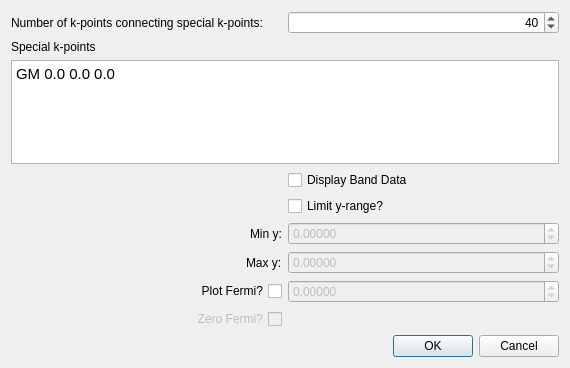
The window that libavogadro/src/extensions/yaehmop/yaehmopbanddialog.ui (SSeBastian3/avogadro) describes before a commit, drawn with Qt 5.
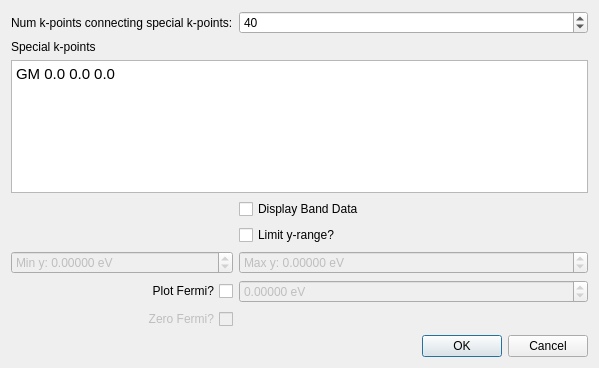
The same window after the commit.

Diff of the .ui file:
```diff
--- a/libavogadro/src/extensions/yaehmop/yaehmopbanddialog.ui
+++ b/libavogadro/src/extensions/yaehmop/yaehmopbanddialog.ui
@@ -6,7 +6,7 @@
    <rect>
     <x>0</x>
     <y>0</y>
-    <width>570</width>
+    <width>599</width>
     <height>368</height>
    </rect>
   </property>
@@ -14,29 +14,129 @@
    <string>Yaehmop Band</string>
   </property>
   <layout class="QGridLayout" name="gridLayout">
+   <item row="12" column="1" colspan="3">
+    <widget class="QDialogButtonBox" name="buttonBox">
+     <property name="orientation">
+      <enum>Qt::Horizontal</enum>
+     </property>
+     <property name="standardButtons">
+      <set>QDialogButtonBox::Cancel|QDialogButtonBox::Ok</set>
+     </property>
+    </widget>
+   </item>
+   <item row="9" column="1">
+    <widget class="QCheckBox" name="cb_plotFermi">
+     <property name="toolTip">
+      <string>&lt;html&gt;&lt;head/&gt;&lt;body&gt;&lt;p&gt;The Fermi level should be known before checking this box. You can discover the Fermi level by performing a density of states calculation and displaying the data (it will be at the top of the data). In addition, if a density of states calculation is performed, the Fermi level here will automatically be set to what was detected during the density of states calculation.&lt;/p&gt;&lt;p&gt;If this box is checked, be sure the correct Fermi level is set in the spinbox on the right.&lt;/p&gt;&lt;p&gt;Default: off&lt;/p&gt;&lt;/body&gt;&lt;/html&gt;</string>
+     </property>
+     <property name="layoutDirection">
+      <enum>Qt::RightToLeft</enum>
+     </property>
+     <property name="text">
+      <string>Plot Fermi?</string>
+     </property>
+    </widget>
+   </item>
+   <item row="7" column="1">
+    <widget class="QDoubleSpinBox" name="spin_minY">
+     <property name="enabled">
+      <bool>false</bool>
+     </property>
+     <property name="prefix">
+      <string>Min y: </string>
+     </property>
+     <property name="suffix">
+      <string> eV</string>
+     </property>
+     <property name="decimals">
+      <number>5</number>
+     </property>
+     <property name="minimum">
+      <double>-10000.000000000000000</double>
+     </property>
+     <property name="maximum">
+      <double>10000.000000000000000</double>
+     </property>
+    </widget>
+   </item>
+   <item row="10" column="1">
+    <widget class="QCheckBox" name="cb_zeroFermi">
+     <property name="enabled">
+      <bool>false</bool>
+     </property>
+     <property name="toolTip">
+      <string>&lt;html&gt;&lt;head/&gt;&lt;body&gt;&lt;p&gt;Adjust the energies so that the zero is the Fermi? Only available if we are plotting the Fermi level.&lt;/p&gt;&lt;p&gt;&lt;br/&gt;&lt;/p&gt;&lt;p&gt;Default: off&lt;/p&gt;&lt;/body&gt;&lt;/html&gt;</string>
+     </property>
+     <property name="layoutDirection">
+      <enum>Qt::RightToLeft</enum>
+     </property>
+     <property name="text">
+      <string>Zero Fermi?</string>
+     </property>
+    </widget>
+   </item>
    <item row="0" column="1">
-    <widget class="QSpinBox" name="spin_numKPoints">
+    <widget class="QLabel" name="label">
+     <property name="text">
+      <string>Num k-points connecting special k-points:</string>
+     </property>
+    </widget>
+   </item>
+   <item row="1" column="1">
+    <widget class="QLabel" name="label_2">
+     <property name="text">
+      <string>Special k-points</string>
+     </property>
+    </widget>
+   </item>
+   <item row="7" column="2" colspan="2">
+    <widget class="QDoubleSpinBox" name="spin_maxY">
+     <property name="enabled">
+      <bool>false</bool>
+     </property>
+     <property name="prefix">
+      <string>Max y: </string>
+     </property>
+     <property name="suffix">
+      <string> eV</string>
+     </property>
+     <property name="decimals">
+      <number>5</number>
+     </property>
+     <property name="minimum">
+      <double>-1000.000000000000000</double>
+     </property>
+     <property name="maximum">
+      <double>1000.000000000000000</double>
+     </property>
+    </widget>
+   </item>
+   <item row="9" column="2" colspan="2">
+    <widget class="QDoubleSpinBox" name="spin_fermi">
+     <property name="enabled">
+      <bool>false</bool>
+     </property>
      <property name="toolTip">
-      <string>&lt;html&gt;&lt;head/&gt;&lt;body&gt;&lt;p&gt;Enter the number of k-points that will be connecting the special k-points. More of these k-points will smooth out the graph, but the calculation may take longer.&lt;/p&gt;&lt;/body&gt;&lt;/html&gt;</string>
-     </property>
-     <property name="alignment">
-      <set>Qt::AlignRight|Qt::AlignTrailing|Qt::AlignVCenter</set>
+      <string>&lt;html&gt;&lt;head/&gt;&lt;body&gt;&lt;p&gt;The Fermi Level&lt;/p&gt;&lt;/body&gt;&lt;/html&gt;</string>
      </property>
      <property name="suffix">
-      <string/>
+      <string> eV</string>
+     </property>
+     <property name="decimals">
+      <number>5</number>
      </property>
      <property name="minimum">
-      <number>0</number>
+      <double>-10000.000000000000000</double>
      </property>
      <property name="maximum">
-      <number>999999</number>
+      <double>10000.000000000000000</double>
      </property>
-     <property name="value">
-      <number>40</number>
+     <property name="singleStep">
+      <double>0.100000000000000</double>
      </property>
     </widget>
    </item>
-   <item row="2" column="0" colspan="2">
+   <item row="2" column="1" colspan="3">
     <widget class="QTextEdit" name="edit_specialKPoints">
      <property name="toolTip">
       <string>&lt;html&gt;&lt;head/&gt;&lt;body&gt;&lt;p&gt;Enter special k-points as such:&lt;/p&gt;&lt;p&gt;L 0.5 0.5 0.5&lt;/p&gt;&lt;p&gt;G 0.0 0.0 0.0&lt;/p&gt;&lt;p&gt;X 0.5 0.0 0.5&lt;/p&gt;&lt;p&gt;That is, &amp;lt;symbol&amp;gt; &amp;lt;x&amp;gt; &amp;lt;y&amp;gt; &amp;lt;z&amp;gt; where x, y, and z are fractional reciprocal space coordinates. Lines will be drawn connecting these k-points on the graph in the order you put them in. Please note that the orientation of your cell may have an effect on the locations of these reciprocal space points.&lt;/p&gt;&lt;p&gt;If the space group of the crystal has been perceived or set, the special k points will be automatically filled up with the primitive cell high symmetry points for that space group. There are a few space groups will different high symmetry points depending on the lattice (such as if a &amp;gt; b or a &amp;lt; b) - that is taken into account automatically.&lt;/p&gt;&lt;/body&gt;&lt;/html&gt;</string>
@@ -50,7 +150,29 @@
      </property>
     </widget>
    </item>
-   <item row="3" column="1">
+   <item row="0" column="2" colspan="2">
+    <widget class="QSpinBox" name="spin_numKPoints">
+     <property name="toolTip">
+      <string>&lt;html&gt;&lt;head/&gt;&lt;body&gt;&lt;p&gt;Enter the number of k-points that will be connecting the special k-points. More of these k-points will smooth out the graph, but the calculation may take longer.&lt;/p&gt;&lt;p&gt;Default: 40&lt;/p&gt;&lt;/body&gt;&lt;/html&gt;</string>
+     </property>
+     <property name="alignment">
+      <set>Qt::AlignLeading|Qt::AlignLeft|Qt::AlignVCenter</set>
+     </property>
+     <property name="suffix">
+      <string/>
+     </property>
+     <property name="minimum">
+      <number>0</number>
+     </property>
+     <property name="maximum">
+      <number>999999</number>
+     </property>
+     <property name="value">
+      <number>40</number>
+     </property>
+    </widget>
+   </item>
+   <item row="4" column="2" colspan="2">
     <widget class="QCheckBox" name="cb_displayBandData">
      <property name="toolTip">
       <string>&lt;html&gt;&lt;head/&gt;&lt;body&gt;&lt;p&gt;If this box is checked, all of the band data will be displayed in an edit box. The user may copy and paste it for use elsewhere. The data is in this format:&lt;/p&gt;&lt;p&gt;&lt;br/&gt;&lt;/p&gt;&lt;p&gt;# Special k points&lt;/p&gt;&lt;p&gt;# &amp;lt;symbol&amp;gt; &amp;lt;x&amp;gt; &amp;lt;y&amp;gt; &amp;lt;z&amp;gt; &amp;lt;k space value (x)&amp;gt;&lt;/p&gt;&lt;p&gt;# L 0.5 0.5 0.5 &lt;/p&gt;&lt;p&gt;# etc.&lt;/p&gt;&lt;p&gt;# &amp;lt;k space distance (x)&amp;gt; &amp;lt;band 1 energies&amp;gt; &amp;lt;band 2 energies&amp;gt; &amp;lt;etc.&amp;gt;&lt;/p&gt;&lt;/body&gt;&lt;/html&gt;</string>
@@ -60,14 +182,7 @@
      </property>
     </widget>
    </item>
-   <item row="0" column="0">
-    <widget class="QLabel" name="label">
-     <property name="text">
-      <string>Number of k-points connecting special k-points:</string>
-     </property>
-    </widget>
-   </item>
-   <item row="4" column="1">
+   <item row="5" column="2" colspan="2">
     <widget class="QCheckBox" name="cb_limitY">
      <property name="toolTip">
       <string>&lt;html&gt;&lt;head/&gt;&lt;body&gt;&lt;p&gt;Limit the y-range in the plot?&lt;/p&gt;&lt;/body&gt;&lt;/html&gt;</string>
@@ -77,117 +192,6 @@
      </property>
     </widget>
    </item>
-   <item row="5" column="1">
-    <widget class="QDoubleSpinBox" name="spin_minY">
-     <property name="enabled">
-      <bool>false</bool>
-     </property>
-     <property name="decimals">
-      <number>5</number>
-     </property>
-     <property name="minimum">
-      <double>-10000.000000000000000</double>
-     </property>
-     <property name="maximum">
-      <double>10000.000000000000000</double>
-     </property>
-    </widget>
-   </item>
-   <item row="1" column="0">
-    <widget class="QLabel" name="label_2">
-     <property name="text">
-      <string>Special k-points</string>
-     </property>
-    </widget>
-   </item>
-   <item row="6" column="1">
-    <widget class="QDoubleSpinBox" name="spin_maxY">
-     <property name="enabled">
-      <bool>false</bool>
-     </property>
-     <property name="decimals">
-      <number>5</number>
-     </property>
-     <property name="minimum">
-      <double>-1000.000000000000000</double>
-     </property>
-     <property name="maximum">
-      <double>1000.000000000000000</double>
-     </property>
-    </widget>
-   </item>
-   <item row="5" column="0" alignment="Qt::AlignRight">
-    <widget class="QLabel" name="label_3">
-     <property name="text">
-      <string>Min y:</string>
-     </property>
-    </widget>
-   </item>
-   <item row="6" column="0" alignment="Qt::AlignRight">
-    <widget class="QLabel" name="label_4">
-     <property name="text">
-      <string>Max y:</string>
-     </property>
-    </widget>
-   </item>
-   <item row="9" column="0" colspan="2">
-    <widget class="QDialogButtonBox" name="buttonBox">
-     <property name="orientation">
-      <enum>Qt::Horizontal</enum>
-     </property>
-     <property name="standardButtons">
-      <set>QDialogButtonBox::Cancel|QDialogButtonBox::Ok</set>
-     </property>
-    </widget>
-   </item>
-   <item row="7" column="0">
-    <widget class="QCheckBox" name="cb_plotFermi">
-     <property name="toolTip">
-      <string>&lt;html&gt;&lt;head/&gt;&lt;body&gt;&lt;p&gt;The Fermi level should be known before checking this box. You can discover the Fermi level by performing a density of states calculation and displaying the data (it will be at the top of the data).&lt;/p&gt;&lt;p&gt;&lt;br/&gt;&lt;/p&gt;&lt;p&gt;If this box is checked, be sure to set the correct Fermi level in the spinbox on the right.&lt;/p&gt;&lt;/body&gt;&lt;/html&gt;</string>
-     </property>
-     <property name="layoutDirection">
-      <enum>Qt::RightToLeft</enum>
-     </property>
-     <property name="text">
-      <string>Plot Fermi?</string>
-     </property>
-    </widget>
-   </item>
-   <item row="7" column="1">
-    <widget class="QDoubleSpinBox" name="spin_fermi">
-     <property name="enabled">
-      <bool>false</bool>
-     </property>
-     <property name="toolTip">
-      <string>&lt;html&gt;&lt;head/&gt;&lt;body&gt;&lt;p&gt;The Fermi Level&lt;/p&gt;&lt;/body&gt;&lt;/html&gt;</string>
-     </property>
-     <property name="decimals">
-      <number>5</number>
-     </property>
-     <property name="minimum">
-      <double>-10000.000000000000000</double>
-     </property>
-     <property name="maximum">
-      <double>10000.000000000000000</double>
-     </property>
-     <property name="singleStep">
-      <double>0.100000000000000</double>
-     </property>
-    </widget>
-   </item>
-   <item row="8" column="0">
-    <widget class="QCheckBox" name="cb_zeroFermi">
-     <property name="enabled">
-      <bool>false</bool>
-     </property>
-     <property name="layoutDirection">
-      <enum>Qt::RightToLeft</enum>
-     </property>
-     <property name="text">
-      <string>Zero Fermi?</string>
-     </property>
-    </widget>
-   </item>
   </layout>
  </widget>
  <tabstops>
```
Left out of the diff: 6 changed lines with no effect on the pictures.
